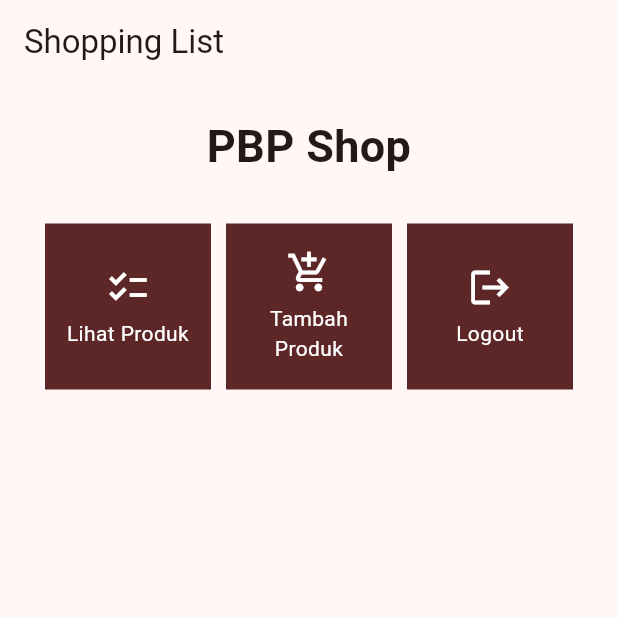
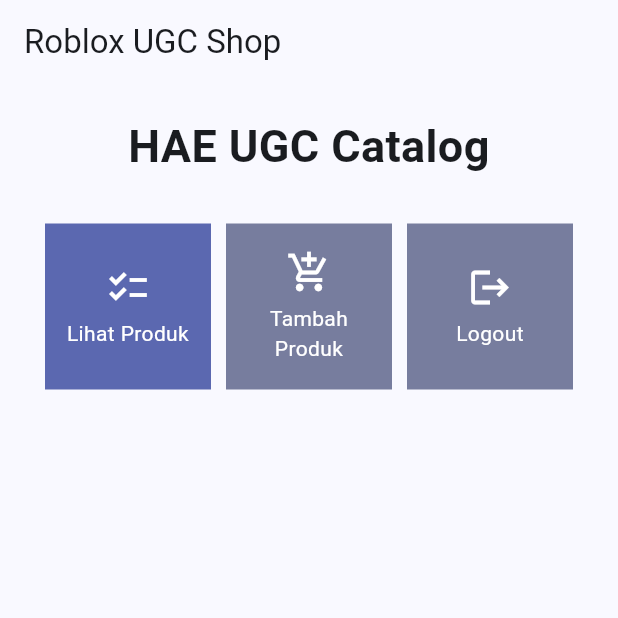
Before and after one commit to SamuelTanielM/roblox-ugc-mobile, a Flutter app: the screen it shows after launch, on a phone screen of 412 x 824 dp, the top half of it. Run offline on Flutter 3.47's test engine with Material 2 defaults, Android fonts, the phone set to English and light mode, and no system bars.

Commit message:
update tugas 7

```diff
--- a/lib/main.dart
+++ b/lib/main.dart
@@ -12,7 +12,7 @@
   @override
   Widget build(BuildContext context) {
     return MaterialApp(
-      title: 'Flutter Demo',
+      title: 'Roblox UGC Store',
       theme: ThemeData(
         // This is the theme of your application.
         //
@@ -29,7 +29,7 @@
         //
         // This works for code too, not just values: Most code changes can be
         // tested with just a hot reload.
-        colorScheme: ColorScheme.fromSeed(seedColor: Color.fromARGB(255, 98, 59, 59)),
+        colorScheme: ColorScheme.fromSeed(seedColor: Color.fromARGB(255, 199, 201, 211)),
         useMaterial3: true,
       ),
       home: MyHomePage(),
--- a/lib/menu.dart
+++ b/lib/menu.dart
@@ -4,9 +4,9 @@
   MyHomePage({Key? key}) : super(key: key);
 
   final List<ShopItem> items = [
-    ShopItem("Lihat Produk", Icons.checklist),
-    ShopItem("Tambah Produk", Icons.add_shopping_cart),
-    ShopItem("Logout", Icons.logout),
+    ShopItem("Lihat Produk", Icons.checklist, Color.fromARGB(255, 91, 104, 176),),
+    ShopItem("Tambah Produk", Icons.add_shopping_cart, Color.fromARGB(255, 119, 125, 158),),
+    ShopItem("Logout", Icons.logout, Color.fromARGB(255, 119, 125, 158),),
   ];
 
   // This widget is the home page of your application. It is stateful, meaning
@@ -21,9 +21,10 @@
   @override
     Widget build(BuildContext context) {
         return Scaffold(
+
           appBar: AppBar(
             title: const Text(
-              'Shopping List',
+              'Roblox UGC Shop',
             ),
           ),
           body: SingleChildScrollView(
@@ -37,7 +38,7 @@
                     padding: EdgeInsets.only(top: 10.0, bottom: 10.0),
                     // Widget Text untuk menampilkan tulisan dengan alignment center dan style yang sesuai
                     child: Text(
-                      'PBP Shop', // Text yang menandakan toko
+                      'HAE UGC Catalog', // Text yang menandakan toko
                       textAlign: TextAlign.center,
                       style: TextStyle(
                         fontSize: 30,
@@ -69,8 +70,9 @@
 class ShopItem {
   final String name;
   final IconData icon;
+  final Color warna;
 
-  ShopItem(this.name, this.icon);
+  ShopItem(this.name, this.icon, this.warna);
 }
 
 class ShopCard extends StatelessWidget {
@@ -81,7 +83,7 @@
   @override
   Widget build(BuildContext context) {
     return Material(
-      color: Color.fromARGB(255, 94, 39, 39),
+      color: item.warna,
       child: InkWell(
         // Area responsive terhadap sentuhan
         onTap: () {
```
Also changed, not shown: pictures/logo_hae.png (added), pictures/tugas7.png (added), 1 other file.
